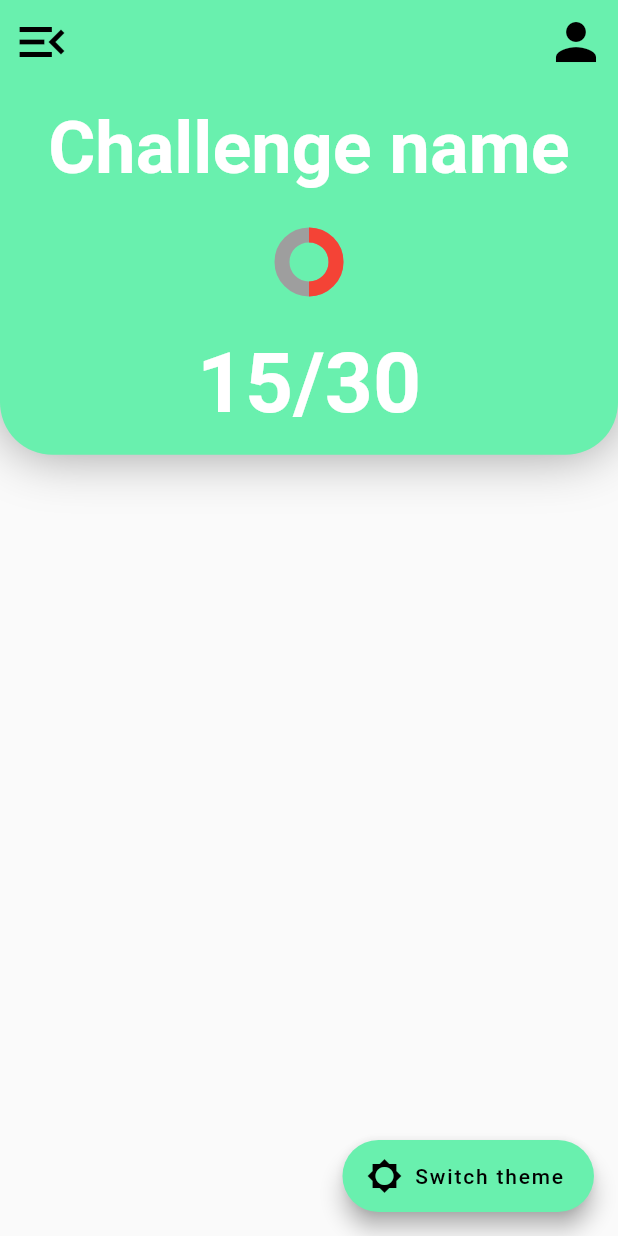
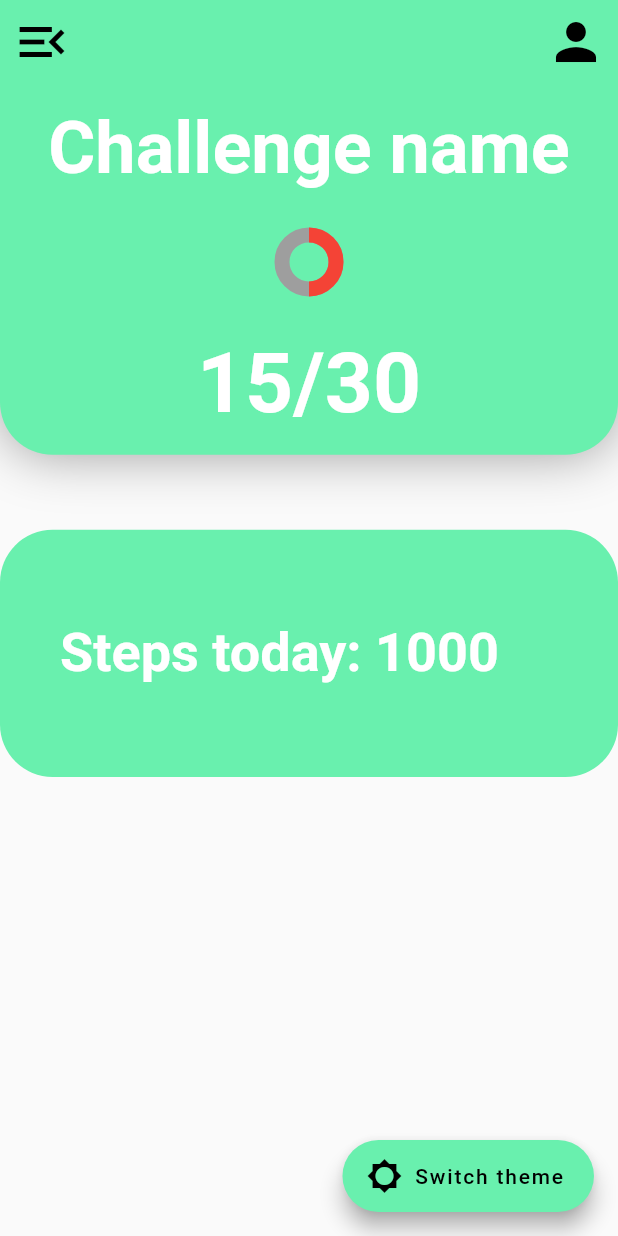
Before and after one commit to Baba-Yaga-Bv/Moove-old, a Flutter app: the screen it shows after launch, on a phone screen of 412 x 824 dp. Run offline on Flutter 3.47's test engine with Material 2 defaults, Android fonts, the light colour scheme and no system bars.

Commit message:
Create 'Steps today' feature
Also refactored the code to respect cammel case

```diff
--- a/front-end/lib/config.dart
+++ b/front-end/lib/config.dart
@@ -4,6 +4,9 @@ import 'package:moove/themes/theme_controller.dart';
 
 Color primaryColor = Colors.greenAccent;
 Color shadowColor=Colors.grey;
+Color textColor=Colors.white;
+double textFontSize=36;
+double defaultPadding=50.0; //Padding between the sections in the home screen
 ThemeData lightTheme = ThemeData(
   accentColor: primaryColor,
   primaryColor: primaryColor,
--- a/front-end/lib/pages/home/components/home_body.dart
+++ b/front-end/lib/pages/home/components/home_body.dart
@@ -2,11 +2,16 @@ import 'package:flutter/material.dart';
 import 'package:moove/config.dart';
 
 class HomeBody extends StatelessWidget {
-  String get__main_stats_text() {
-    int current_progress = 15;
-    int total_progress = 30;
+  String getMainStatsText() {
+    int currentProgress = 15;
+    int totalProgress = 30;
 
-    return current_progress.toString() + "/" + total_progress.toString();
+    return currentProgress.toString() + "/" + totalProgress.toString();
+  }
+
+  String getStepsToday() {
+    int stepsToday = 1000;
+    return "Steps today: " + stepsToday.toString();
   }
 
   @override
@@ -14,15 +19,15 @@ class HomeBody extends StatelessWidget {
     Size screenSize = MediaQuery.of(context).size;
     return Column(
       children: [
-
         //Top containter
         Container(
-
             height: screenSize.height * 0.3,
             decoration: BoxDecoration(
                 color: Theme.of(context).primaryColor,
-              boxShadow: [BoxShadow(color: Theme.of(context).shadowColor,
-                                    blurRadius: 30)],
+                boxShadow: [
+                  BoxShadow(
+                      color: Theme.of(context).shadowColor, blurRadius: 30)
+                ],
                 borderRadius: BorderRadius.only(
                     bottomLeft: Radius.circular(35),
                     bottomRight: Radius.circular(35))),
@@ -33,19 +38,15 @@ class HomeBody extends StatelessWidget {
               mainAxisAlignment: MainAxisAlignment.center,
               crossAxisAlignment: CrossAxisAlignment.stretch,
               children: <Widget>[
-
-
-
                 //Progess text
                 Row(
-
                     mainAxisAlignment: MainAxisAlignment.center,
                     children: <Widget>[
                       Text(
                         "Challenge name",
                         style: TextStyle(
                           fontWeight: FontWeight.bold,
-                          color: Colors.white,
+                          color: textColor,
                           fontSize: 48,
                         ),
                       ),
@@ -70,17 +71,42 @@ class HomeBody extends StatelessWidget {
                   mainAxisAlignment: MainAxisAlignment.center,
                   children: <Widget>[
                     Text(
-                      get__main_stats_text(),
+                      getMainStatsText(),
                       style: TextStyle(
                         fontWeight: FontWeight.bold,
-                        color: Colors.white,
+                        color: textColor,
                         fontSize: 56,
                       ),
                     ),
                   ],
                 )
               ],
-            ))
+            )),
+
+        //Steps today
+        Padding(
+          padding: EdgeInsets.fromLTRB(0, defaultPadding, 0, defaultPadding),
+          child: Container(
+              height: screenSize.height * 0.2,
+              decoration: BoxDecoration(
+                  color: Theme.of(context).primaryColor,
+                  borderRadius: BorderRadius.all(Radius.circular(35))),
+              child: Row(
+                children: <Widget>[
+                  Padding(
+                    padding: EdgeInsets.fromLTRB(40, 0, 0, 0),
+                    child: Text(
+                      getStepsToday(),
+                      style: TextStyle(
+                        color: textColor,
+                        fontSize: textFontSize,
+                        fontWeight: FontWeight.bold,
+                      ),
+                    ),
+                  )
+                ],
+              )),
+        ),
       ],
     );
   }
```
Lines whose indentation alone changed are shown as unchanged.
